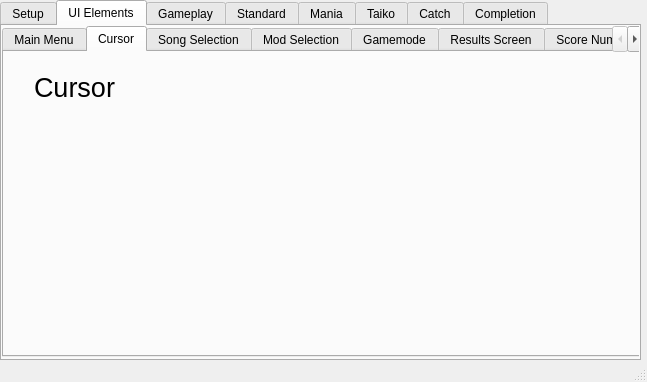
Above: osu_skin_helper.ui from 2jonnyb/Osu-Skin-Helper before the change. Below: the same form after it.
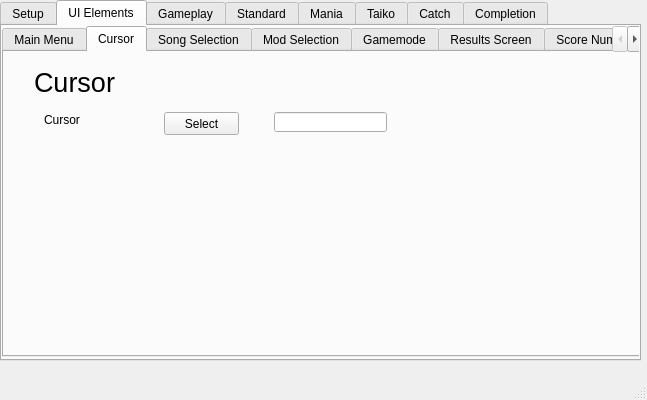
That is the form after the change. The open tabs and pages were chosen to show the change.

Commit message: Cursor editor created - need to connect to main interface

The edit to the form file:
```diff
--- a/osu_skin_helper.ui
+++ b/osu_skin_helper.ui
@@ -7,7 +7,7 @@
     <x>0</x>
     <y>0</y>
     <width>647</width>
-    <height>382</height>
+    <height>400</height>
    </rect>
   </property>
   <property name="windowTitle">
@@ -356,9 +356,9 @@
         <property name="geometry">
          <rect>
           <x>30</x>
-          <y>20</y>
+          <y>10</y>
           <width>141</width>
-          <height>31</height>
+          <height>41</height>
          </rect>
         </property>
         <property name="font">
@@ -370,6 +370,45 @@
          <string>Cursor</string>
         </property>
        </widget>
+       <widget class="QLabel" name="label_cursor">
+        <property name="geometry">
+         <rect>
+          <x>40</x>
+          <y>60</y>
+          <width>91</width>
+          <height>16</height>
+         </rect>
+        </property>
+        <property name="text">
+         <string>Cursor</string>
+        </property>
+       </widget>
+       <widget class="QPushButton" name="pushButton_cursor">
+        <property name="geometry">
+         <rect>
+          <x>160</x>
+          <y>60</y>
+          <width>75</width>
+          <height>23</height>
+         </rect>
+        </property>
+        <property name="text">
+         <string>Select</string>
+        </property>
+       </widget>
+       <widget class="QLineEdit" name="lineEdit_cursor">
+        <property name="enabled">
+         <bool>true</bool>
+        </property>
+        <property name="geometry">
+         <rect>
+          <x>270</x>
+          <y>60</y>
+          <width>113</width>
+          <height>20</height>
+         </rect>
+        </property>
+       </widget>
       </widget>
       <widget class="QWidget" name="tab_song_selection">
        <attribute name="title">
```
Left out of the diff: 2 changed lines with no effect on the pictures. The commit also changes 7 other files.
